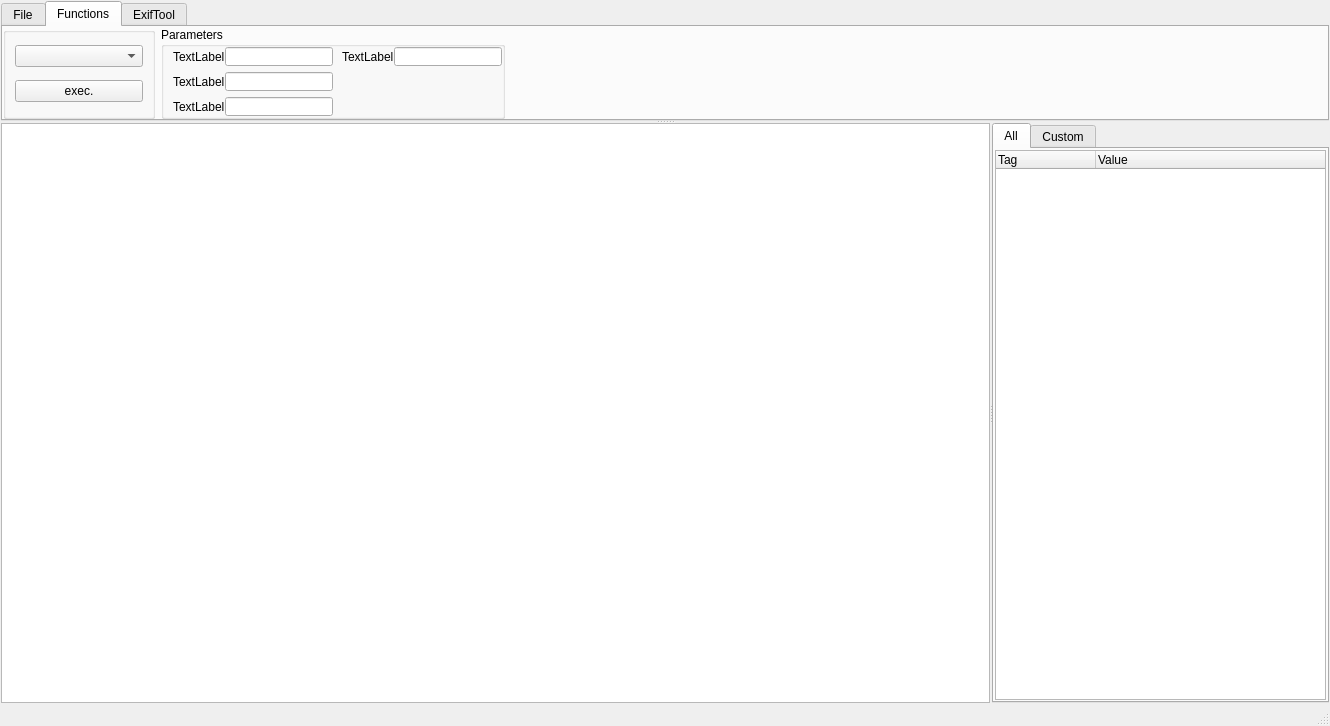
Yang-z/ExifToolGUI, file exiftoolgui_mainwindow.ui: the form before one commit.
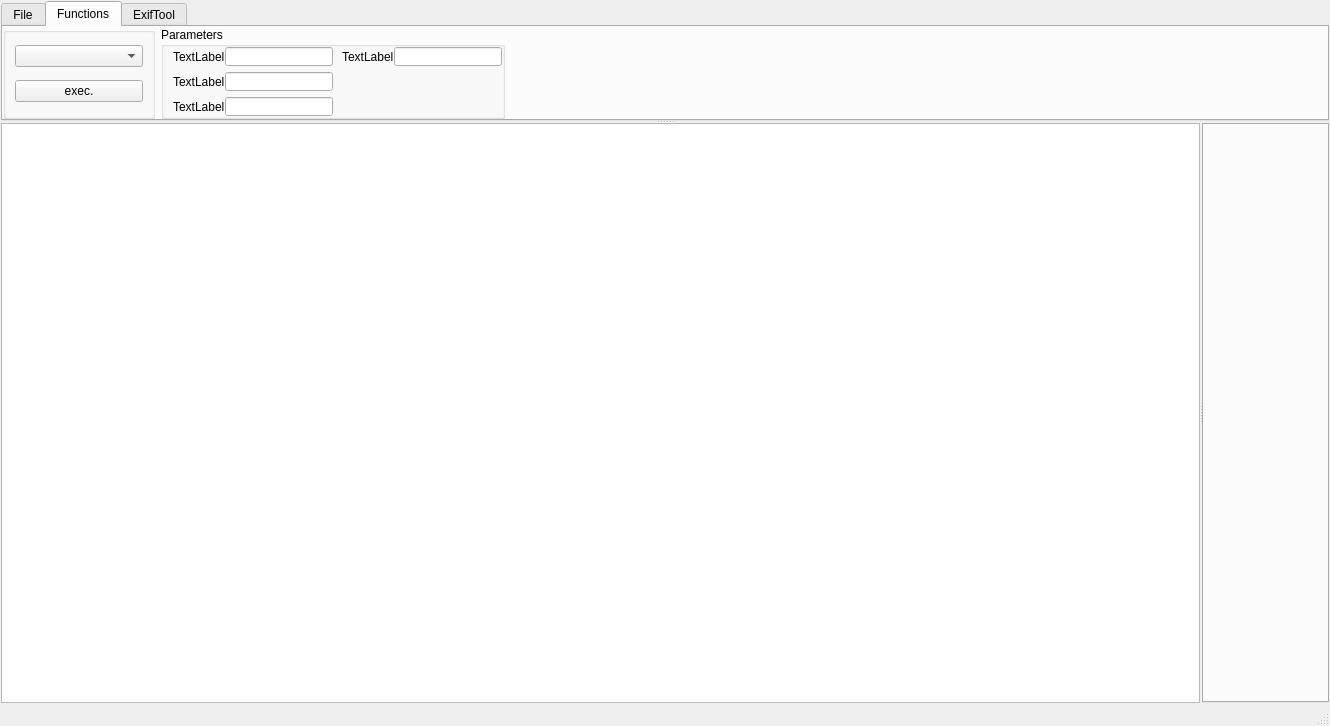
The form after the commit.

Commit message: add more tabs for single file view

```diff
--- a/exiftoolgui_mainwindow.ui
+++ b/exiftoolgui_mainwindow.ui
@@ -610,84 +610,6 @@
         <property name="currentIndex">
          <number>0</number>
         </property>
-        <widget class="QWidget" name="tab_for_single_all">
-         <attribute name="title">
-          <string>All</string>
-         </attribute>
-         <layout class="QGridLayout" name="gridLayout_8">
-          <property name="leftMargin">
-           <number>1</number>
-          </property>
-          <property name="topMargin">
-           <number>1</number>
-          </property>
-          <property name="rightMargin">
-           <number>1</number>
-          </property>
-          <property name="bottomMargin">
-           <number>1</number>
-          </property>
-          <item row="0" column="0">
-           <widget class="QTreeWidget" name="tree_for_single_all">
-            <property name="indentation">
-             <number>10</number>
-            </property>
-            <property name="animated">
-             <bool>true</bool>
-            </property>
-            <property name="columnCount">
-             <number>2</number>
-            </property>
-            <column>
-             <property name="text">
-              <string>Tag</string>
-             </property>
-            </column>
-            <column>
-             <property name="text">
-              <string>Value</string>
-             </property>
-            </column>
-           </widget>
-          </item>
-         </layout>
-        </widget>
-        <widget class="QWidget" name="tab_for_single_custom">
-         <attribute name="title">
-          <string>Custom</string>
-         </attribute>
-         <layout class="QGridLayout" name="gridLayout_5">
-          <property name="leftMargin">
-           <number>1</number>
-          </property>
-          <property name="topMargin">
-           <number>1</number>
-          </property>
-          <property name="rightMargin">
-           <number>1</number>
-          </property>
-          <property name="bottomMargin">
-           <number>1</number>
-          </property>
-          <item row="0" column="0">
-           <widget class="QTreeWidget" name="tree_for_single_custom">
-            <property name="columnCount">
-             <number>2</number>
-            </property>
-            <column>
-             <property name="text">
-              <string>Tag</string>
-             </property>
-            </column>
-            <column>
-             <property name="text">
-              <string>Value</string>
-             </property>
-            </column>
-           </widget>
-          </item>
-         </layout>
-        </widget>
        </widget>
       </widget>
      </widget>
```
Left out of the diff: 2 changed lines with no effect on the pictures. The commit also changes 4 other files.
